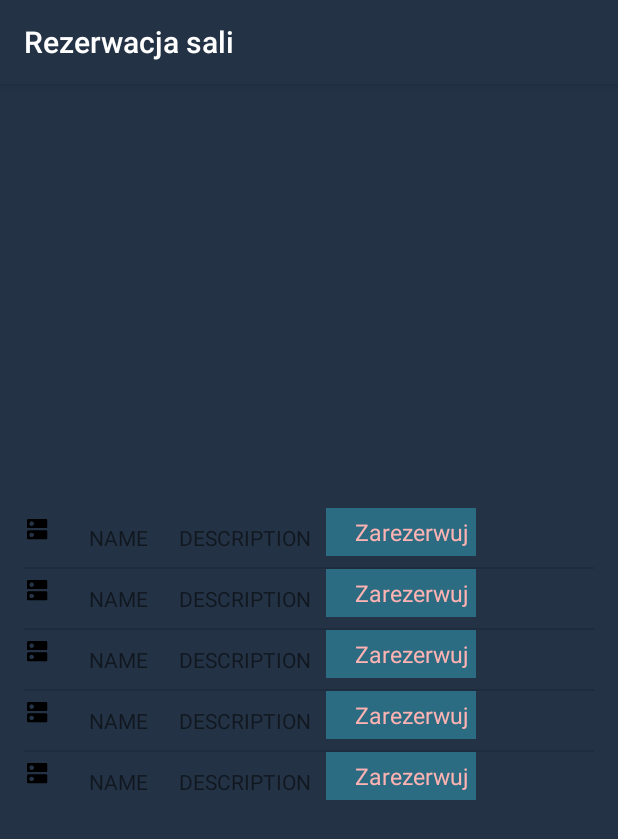
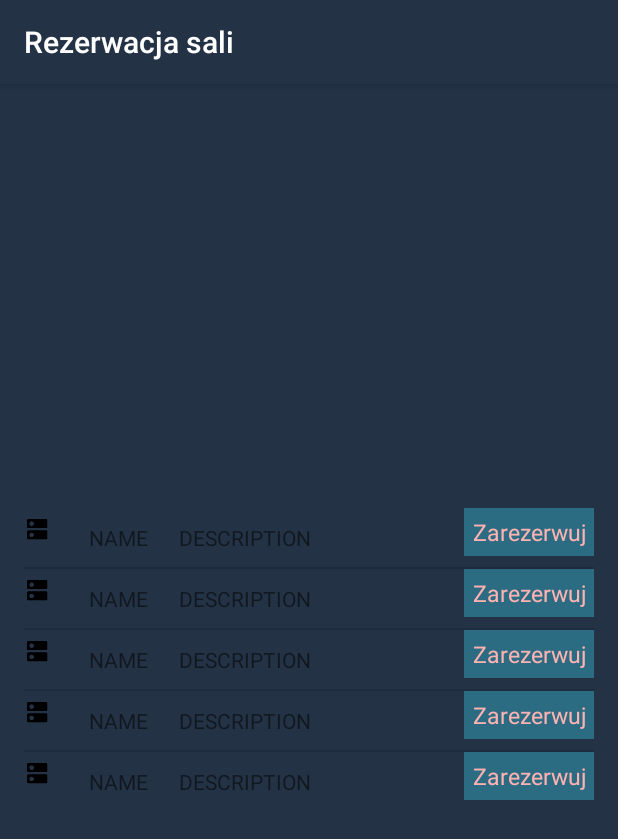
Before and after one commit to Openroads/androidMocarnyPK, an Android app: the BookRoom screen opened directly, with no data from a screen before it, on a phone screen of 412 x 824 dp. Shown: the top 839 px of the screen. Run offline under Robolectric (Android 15) with nearby library versions, the phone set to English and light mode, and no system bars.

Commit message:
rowne zarezerwuj

```diff
--- a/app/src/main/res/layout/row_list.xml
+++ b/app/src/main/res/layout/row_list.xml
@@ -18,7 +18,7 @@
         android:padding="10dp" />
 
     <TextView android:id="@+id/txtDescription"
-        android:layout_width="wrap_content"
+        android:layout_width="200dp"
         android:layout_height="wrap_content"
         android:padding="10dp"/>
 
@@ -26,7 +26,7 @@
         android:id="@+id/zarezerwuj_batton"
         android:background="#2B6C82"
         android:layout_gravity="end"
-        android:layout_width="100dp"
+        android:layout_width="wrap_content"
         android:layout_height="wrap_content"
         android:gravity="end"
         android:padding="5dp"
```
